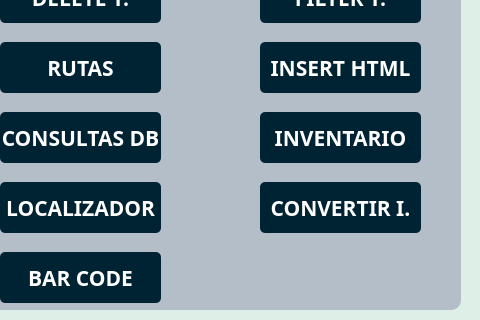
eldaniell01/windows_python, file interfaz/MainWindow.ui: the form before one commit; both pictures show x 320 to 800 and y 378 to 698 of the 800 by 698 pixel window.
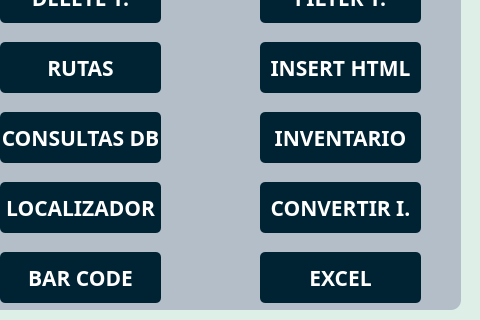
The form after the commit.

Commit message: cargar archivos de excel

```diff
--- a/interfaz/MainWindow.ui
+++ b/interfaz/MainWindow.ui
@@ -799,6 +799,37 @@
      <string>BAR CODE</string>
     </property>
    </widget>
+   <widget class="QPushButton" name="btnexcel">
+    <property name="geometry">
+     <rect>
+      <x>560</x>
+      <y>500</y>
+      <width>161</width>
+      <height>51</height>
+     </rect>
+    </property>
+    <property name="font">
+     <font>
+      <family>Hack Nerd Font Mono</family>
+      <pointsize>16</pointsize>
+      <bold>true</bold>
+     </font>
+    </property>
+    <property name="cursor">
+     <cursorShape>PointingHandCursor</cursorShape>
+    </property>
+    <property name="mouseTracking">
+     <bool>false</bool>
+    </property>
+    <property name="styleSheet">
+     <string notr="true">background-color: rgb(0, 35, 51);
+border-radius: 5px;
+color: rgb(255, 255, 255);</string>
+    </property>
+    <property name="text">
+     <string>EXCEL</string>
+    </property>
+   </widget>
   </widget>
  </widget>
  <resources/>
```
The commit also changes 5 other files.
